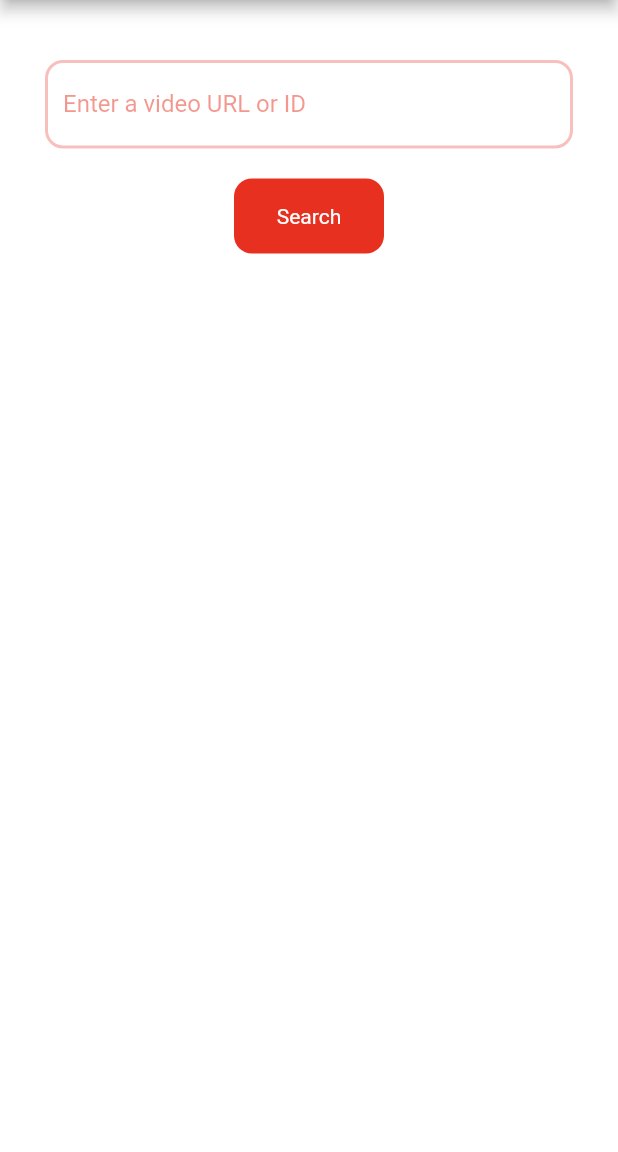
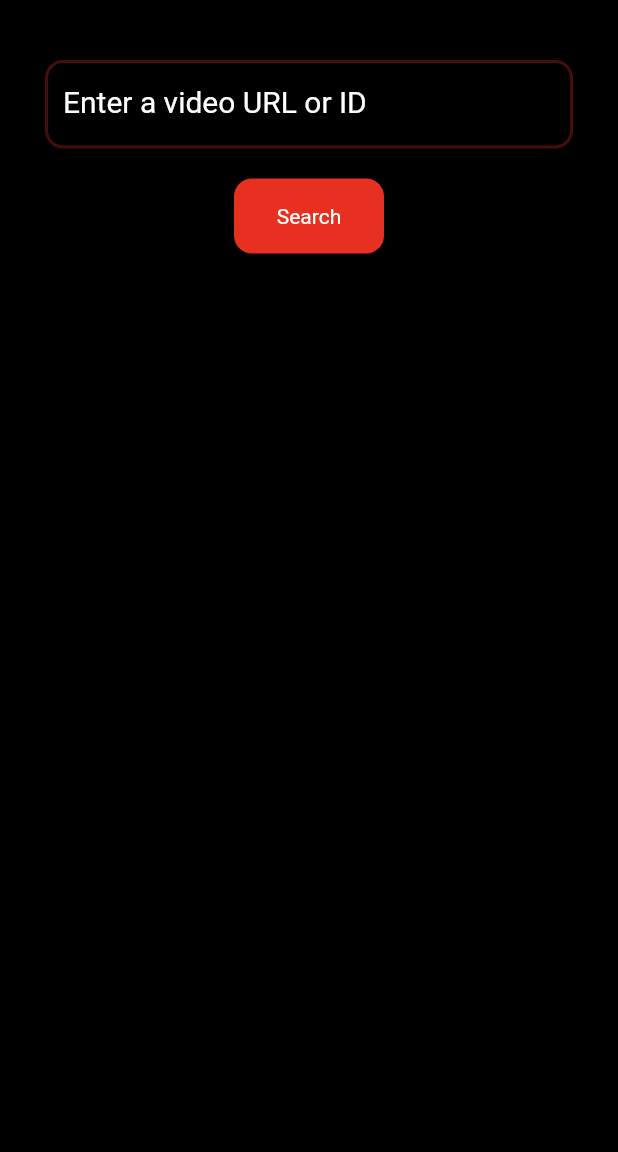
Before and after one commit to esentis/youtube_comment_picker, a Flutter app: the screen it shows after launch, on a phone screen of 412 x 824 dp, the part 84-1236 px from its top. Run offline on Flutter 3.47's test engine with Material 2 defaults, Android fonts, the phone set to English and light mode, and no system bars; drawn by our look-alikes of flutter_bounceable; our stand-ins replace dio, extended_image, flutter_dotenv, logger, lottie, substring_highlight and 2 more; missing offline and left inert: string_extensions.

Commit message:
💄 Updates UI with new color scheme

```diff
--- a/lib/screens/landing_screen.dart
+++ b/lib/screens/landing_screen.dart
@@ -3,6 +3,7 @@
 import 'package:extended_image/extended_image.dart';
 import 'package:flutter/material.dart';
 import 'package:flutter_bounceable/flutter_bounceable.dart';
+import 'package:intl/intl.dart';
 import 'package:lottie/lottie.dart';
 import 'package:string_extensions/string_extensions.dart';
 import 'package:substring_highlight/substring_highlight.dart';
@@ -37,6 +38,8 @@ class _LandingScreenState extends State<LandingScreen> {
   int selectedCommentsCount = 1;
 
   YoutubePlayerController? _controller;
+
+  NumberFormat formatter = NumberFormat('#,###,000');
 
   Future<void> prepareComments(String video) async {
     allComments = [];
@@ -74,7 +77,7 @@ class _LandingScreenState extends State<LandingScreen> {
   @override
   Widget build(BuildContext context) {
     return Scaffold(
-      backgroundColor: Colors.white,
+      backgroundColor: Colors.black,
       appBar: AppBar(
         title: Text(widget.title),
         actions: [
@@ -105,8 +108,17 @@ class _LandingScreenState extends State<LandingScreen> {
               padding: const EdgeInsets.symmetric(horizontal: 30.0),
               child: TextField(
                 controller: _videoFieldController,
+                style: const TextStyle(
+                  color: Colors.white,
+                ),
                 decoration:
-                    kInputDecoration(labeText: 'Enter a video URL or ID'),
+                    kInputDecoration(labeText: 'Enter a video URL or ID')
+                        .copyWith(
+                  labelStyle: const TextStyle(
+                    color: Colors.white,
+                    fontSize: 20,
+                  ),
+                ),
               ),
             ),
             const SizedBox(
@@ -157,45 +169,63 @@ class _LandingScreenState extends State<LandingScreen> {
               height: 100,
             )
           else if (videoInfo != null) ...[
-            Padding(
-              padding: const EdgeInsets.symmetric(horizontal: 30.0),
-              child: Row(
-                mainAxisAlignment: MainAxisAlignment.spaceBetween,
+            Column(
+              // mainAxisAlignment: MainAxisAlignment.spaceBetween,
               crossAxisAlignment: CrossAxisAlignment.start,
               children: [
-                  Flexible(
-                    flex: 3,
-                    child: Text(
+                Text(
                   videoInfo!.title!,
                   textAlign: TextAlign.left,
                   style: const TextStyle(
                     fontSize: 17,
                     fontWeight: FontWeight.bold,
+                    color: Colors.white,
                   ),
                 ),
+                const SizedBox(
+                  height: 5,
                 ),
-                  Flexible(
-                    child: Text(
-                      '${videoInfo?.viewCount} views',
+                Row(
+                  children: [
+                    Text(
+                      '${formatter.format(videoInfo?.viewCount.toInt())} views',
+                      textAlign: TextAlign.left,
                       style: const TextStyle(
                         fontWeight: FontWeight.bold,
-                        fontSize: 17,
+                        fontSize: 15,
+                        color: Colors.white,
                       ),
+                    ),
+                    Text(
+                      '   ${DateFormat('MMM d, yyyy').format(videoInfo!.publishedAt!)}',
+                      textAlign: TextAlign.left,
+                      style: const TextStyle(
+                        fontWeight: FontWeight.bold,
+                        fontSize: 15,
+                        color: Colors.white,
                       ),
                     ),
                   ],
                 ),
+              ],
             ),
             const SizedBox(
               height: 30,
             ),
+            if (allComments.isNotEmpty)
               Padding(
                 padding: const EdgeInsets.symmetric(horizontal: 30.0),
                 child: Column(
                   children: [
                     TextField(
                       controller: _filterTextController,
-                    decoration: kInputDecoration(labeText: 'Search comments'),
+                      decoration: kInputDecoration(labeText: 'Search comments')
+                          .copyWith(
+                        labelStyle: const TextStyle(
+                          color: Colors.white,
+                          fontSize: 20,
+                        ),
+                      ),
                       onChanged: (value) {
                         log.wtf(value.length);
 
@@ -227,6 +257,16 @@ class _LandingScreenState extends State<LandingScreen> {
                     ),
                   ],
                 ),
+              )
+            else
+              const Text(
+                'No comments found',
+                textAlign: TextAlign.left,
+                style: TextStyle(
+                  fontSize: 17,
+                  fontWeight: FontWeight.bold,
+                  color: Colors.white,
+                ),
               ),
             if (filteredComments.isNotEmpty) ...[
               const SizedBox(
@@ -255,6 +295,7 @@ class _LandingScreenState extends State<LandingScreen> {
                             return Padding(
                               padding: const EdgeInsets.all(8.0),
                               child: Card(
+                                color: const Color(0xff20262E),
                                 child: Padding(
                                   padding: const EdgeInsets.all(8.0),
                                   child: ListTile(
@@ -305,9 +346,14 @@ class _LandingScreenState extends State<LandingScreen> {
                                         SubstringHighlight(
                                           text: filteredComments[index]!.text!,
                                           term: _filterTextController.text,
+                                          textStyle: const TextStyle(
+                                            color: Colors.white,
+                                            fontSize: 16,
+                                            fontWeight: FontWeight.w500,
+                                          ),
                                           textStyleHighlight: TextStyle(
                                             color: kColorRedYtb,
-                                            fontWeight: FontWeight.bold,
+                                            fontSize: 16,
                                           ),
                                         ),
                                         const SizedBox(
@@ -315,7 +361,10 @@ class _LandingScreenState extends State<LandingScreen> {
                                         ),
                                         Row(
                                           children: [
-                                            const Icon(Icons.thumb_up),
+                                            const Icon(
+                                              Icons.thumb_up,
+                                              color: Colors.white,
+                                            ),
                                             const SizedBox(width: 10),
                                             Text(
                                               filteredComments[index]!
@@ -323,7 +372,7 @@ class _LandingScreenState extends State<LandingScreen> {
                                                   .toString(),
                                               style: TextStyle(
                                                 color: kColorRedYtb,
-                                                fontSize: 12,
+                                                fontSize: 13,
                                                 fontWeight: FontWeight.bold,
                                               ),
                                             ),
@@ -331,12 +380,18 @@ class _LandingScreenState extends State<LandingScreen> {
                                         ),
                                       ],
                                     ),
-                                    title: Text(
+                                    title: Padding(
+                                      padding: const EdgeInsets.symmetric(
+                                        vertical: 8.0,
+                                      ),
+                                      child: Text(
                                         filteredComments[index]!.authorName!,
-                                      style: TextStyle(
-                                        color: kColorRedYtb,
-                                        fontSize: 12,
+                                        style: const TextStyle(
+                                          color: Colors.white,
+                                          fontSize: 14,
                                           fontWeight: FontWeight.bold,
+                                          decoration: TextDecoration.underline,
+                                        ),
                                       ),
                                     ),
                                   ),
```
Lines whose indentation alone changed are shown as unchanged.
